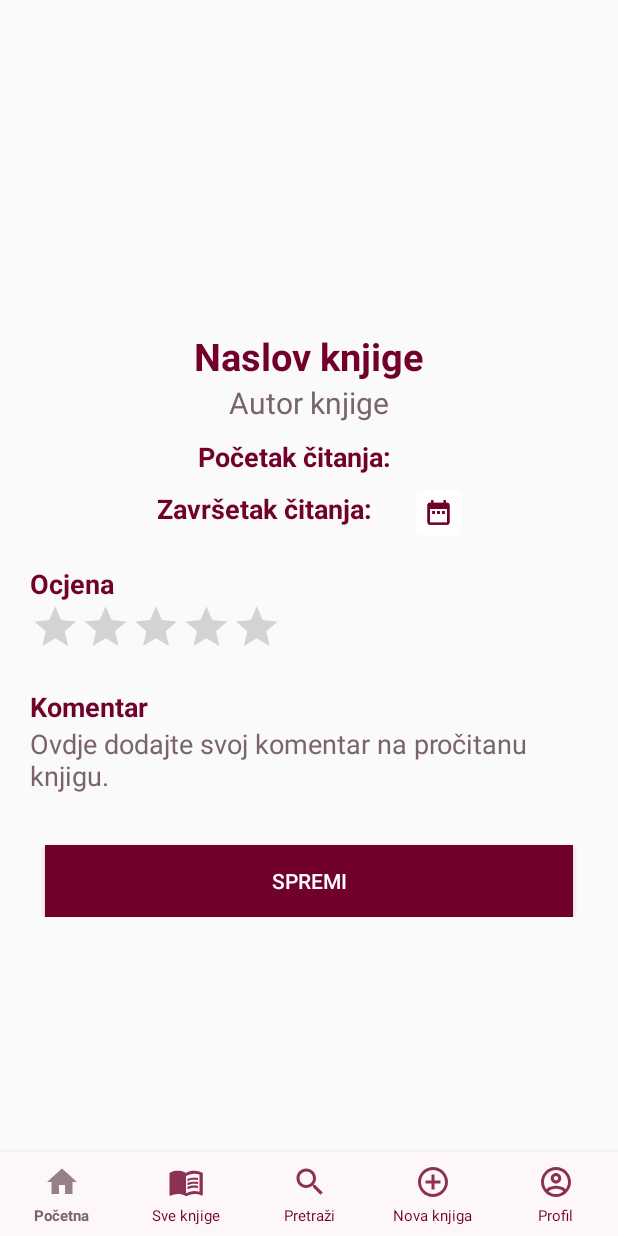
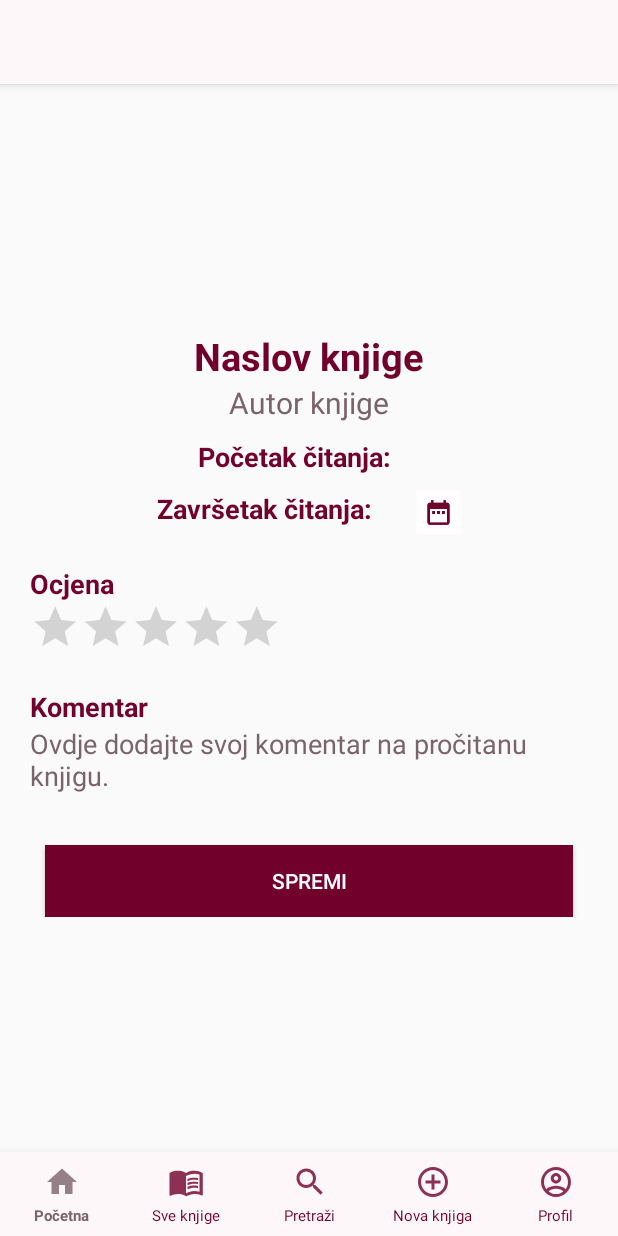
Before and after one commit to AIR-FOI-HR/AIR1921, an Android app: the fragment DetaljiProcitaneKnjigeFragment placed in its activity, on a phone screen of 412 x 824 dp. Run offline under Robolectric (Android 15) with nearby library versions, the phone set to English and light mode, and no system bars; our stand-ins replace Firebase (no records; nobody signed in at launch, a user with empty details on screens opened directly), Picasso; 2 statements that could not run were skipped.

Commit message:
Na fragmentu za prikaz detalja pročitane knjige je dodan tollbar. #27

```diff
--- a/myBook/app/src/main/res/layout/fragment_detalji_procitane_knjige.xml
+++ b/myBook/app/src/main/res/layout/fragment_detalji_procitane_knjige.xml
@@ -7,6 +7,22 @@
     android:layout_width="match_parent"
     android:layout_height="match_parent"
     tools:context=".fragments.DetaljiProcitaneKnjigeFragment">
+    <com.google.android.material.appbar.AppBarLayout
+        android:id="@+id/appBarLayout_detaljiProcitane"
+        android:layout_width="match_parent"
+        android:layout_height="wrap_content"
+        android:theme="@style/AppTheme.AppBarOverlay"
+        app:layout_constraintTop_toTopOf="parent">
+
+        <androidx.appcompat.widget.Toolbar
+            android:id="@+id/toolbar_detalji_knjige"
+            android:layout_width="match_parent"
+            android:layout_height="match_parent"
+            android:background="@color/colorLightPink"
+            app:popupTheme="@style/AppTheme.PopupOverlay">
+        </androidx.appcompat.widget.Toolbar>
+
+    </com.google.android.material.appbar.AppBarLayout>
 
     <ScrollView
         android:layout_width="match_parent"
```
